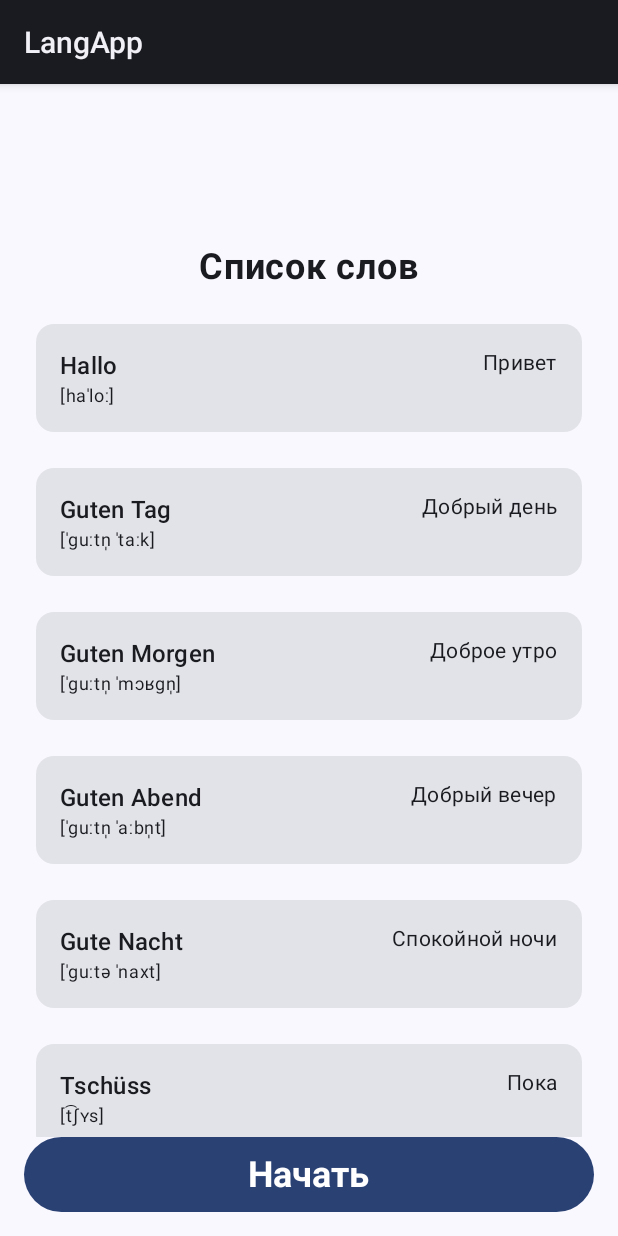
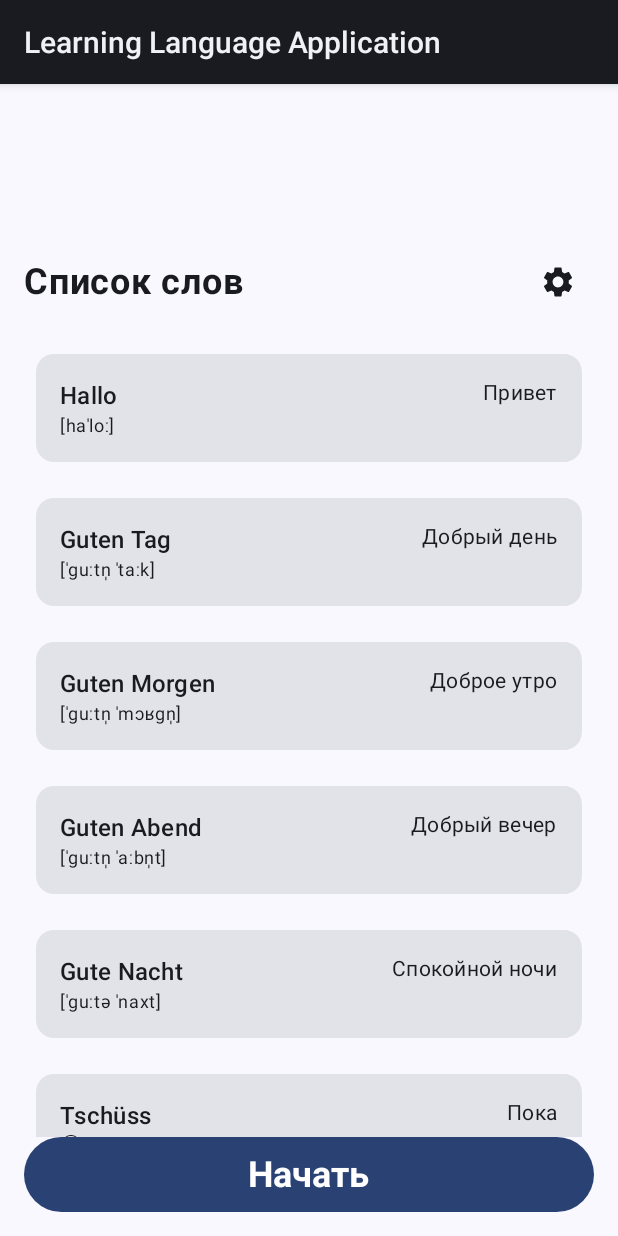
Before and after one commit to evgeniyc/langapp, an Android app built with Jetpack Compose: the screen it shows after launch (MainActivity), after a tap on "Begrüßung und Verabschiedung", on a phone screen of 412 x 824 dp. Run offline under Robolectric (Android 15) with nearby library versions, the phone set to English and light mode, and no system bars; our stand-ins replace Room's generated code.

Commit message:
Add settings icon and click handler

```diff
--- a/app/src/main/java/com/example/langapp/ui/screens/CategoryListScreen.kt
+++ b/app/src/main/java/com/example/langapp/ui/screens/CategoryListScreen.kt
@@ -47,10 +47,12 @@ fun CategoryListScreen(
                 .padding(horizontal = 16.dp),
             horizontalAlignment = Alignment.CenterHorizontally
         ) {
-            Spacer(modifier = Modifier.height(16.dp))
+            //Spacer(modifier = Modifier.height(16.dp))
             Text(
                 text = "Категории",
-                modifier = Modifier.fillMaxWidth(),
+                modifier = Modifier
+                    .fillMaxWidth()
+                    .padding(top = 16.dp, bottom = 16.dp),
                 textAlign = TextAlign.Center,
                 fontWeight = FontWeight.Bold,
                 fontSize = 24.sp
--- a/app/src/main/java/com/example/langapp/ui/screens/WordListScreen.kt
+++ b/app/src/main/java/com/example/langapp/ui/screens/WordListScreen.kt
@@ -1,5 +1,6 @@
 package com.example.langapp.ui.screens
 
+import android.util.Log
 import androidx.compose.foundation.layout.Column
 import androidx.compose.foundation.layout.Row
 import androidx.compose.foundation.layout.Spacer
@@ -10,9 +11,13 @@ import androidx.compose.foundation.layout.padding
 import androidx.compose.foundation.layout.wrapContentHeight
 import androidx.compose.foundation.lazy.LazyColumn
 import androidx.compose.foundation.lazy.items
+import androidx.compose.material.icons.Icons
+import androidx.compose.material.icons.filled.Settings
 import androidx.compose.material3.Button
 import androidx.compose.material3.ButtonDefaults
 import androidx.compose.material3.Card
+import androidx.compose.material3.Icon
+import androidx.compose.material3.IconButton
 import androidx.compose.material3.MaterialTheme
 import androidx.compose.material3.Text
 import androidx.compose.runtime.Composable
@@ -28,7 +33,6 @@ import androidx.compose.ui.unit.sp
 import androidx.navigation.NavController
 import com.example.langapp.data.entities.Word
 import com.example.langapp.navigation.Screen
-import com.example.langapp.ui.viewmodels.WordListUiState
 import com.example.langapp.ui.viewmodels.WordListViewModel
 
 @Composable
@@ -49,12 +53,27 @@ fun WordListScreen(
             .padding(16.dp),
         horizontalAlignment = Alignment.CenterHorizontally
     ) {
-        Text(
-            text = "Список слов",
-            fontSize = 24.sp,
-            fontWeight = FontWeight.Bold,
-            modifier = Modifier.padding(top = 92.dp, bottom = 16.dp)
-        )
+        Row(
+            modifier = Modifier
+                .fillMaxWidth()
+                .padding(top = 92.dp, bottom = 16.dp),
+            verticalAlignment = Alignment.CenterVertically
+        ) {
+            Text(
+                text = "Список слов",
+                fontSize = 24.sp,
+                fontWeight = FontWeight.Bold,
+                modifier = Modifier.weight(1f)
+            )
+            IconButton(onClick = {
+                Log.d("WordListScreen", "Settings icon clicked")
+            }) {
+                Icon(
+                    imageVector = Icons.Filled.Settings,
+                    contentDescription = "Настройки"
+                )
+            }
+        }
         LazyColumn(modifier = Modifier.weight(1f)) {
             items(words.wordList) { word ->
                 WordItem(word = word)
--- a/app/src/main/res/values/strings.xml
+++ b/app/src/main/res/values/strings.xml
@@ -1,3 +1,3 @@
 <resources>
-    <string name="app_name">LangApp</string>
+    <string name="app_name">Learning Language Application</string>
 </resources>
```
